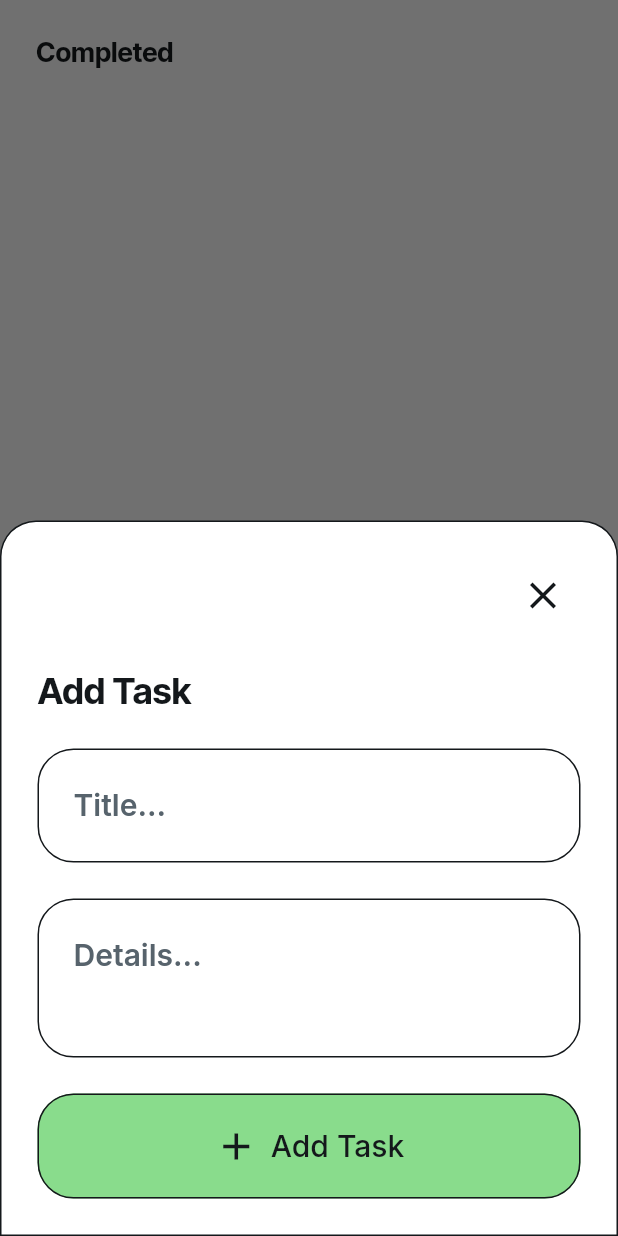
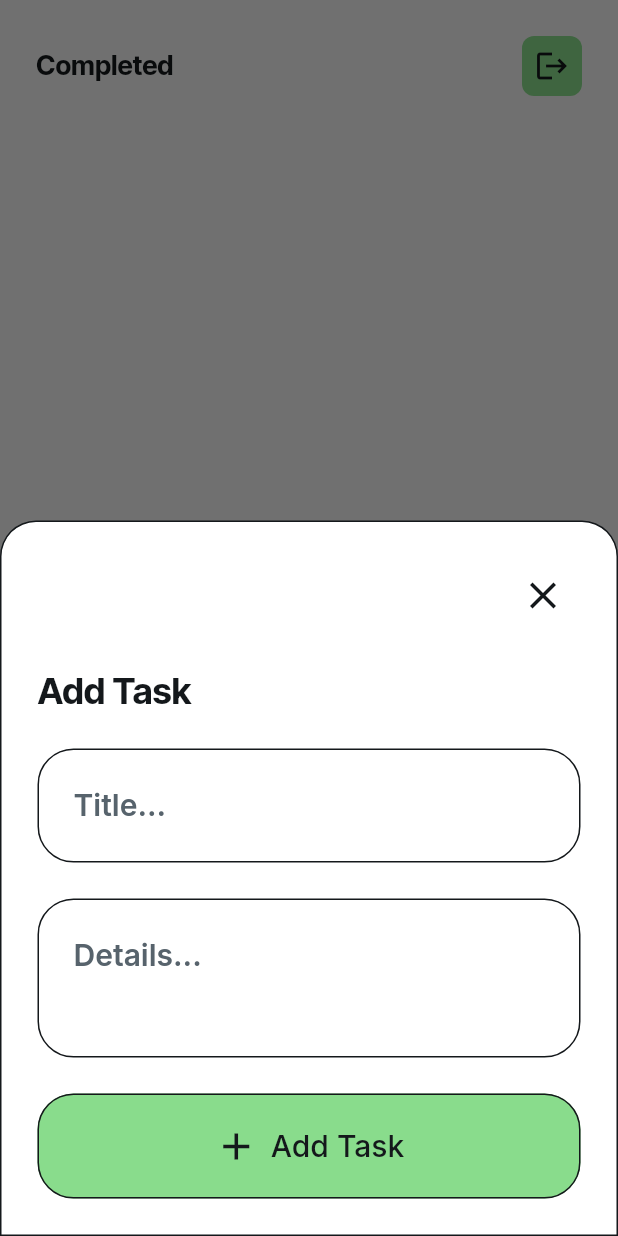
Before and after one commit to dcdjr/TodoApp-FlutterFlow, a Flutter app: the CompletedWidget screen opened directly, after a tap on the "add" icon, on a phone screen of 412 x 824 dp. Run offline on Flutter 3.47's test engine with Material 3 defaults, Android fonts, the phone set to English and light mode, and no system bars; drawn by our look-alikes of auto_size_text; our stand-ins replace cloud_firestore, easy_debounce, file_picker, firebase_auth, firebase_core, firebase_storage and 12 more; missing offline and left inert: json_path, mime_type; accounts and stored records are empty.

Commit message:
Add a log out button to `Tasks` and `Completed` pages.

```diff
--- a/lib/completed/completed_model.dart
+++ b/lib/completed/completed_model.dart
@@ -1,4 +1,5 @@
 import '/flutter_flow/flutter_flow_util.dart';
+import '/index.dart';
 import 'completed_widget.dart' show CompletedWidget;
 import 'package:flutter/material.dart';
 
--- a/lib/completed/completed_widget.dart
+++ b/lib/completed/completed_widget.dart
@@ -3,8 +3,10 @@ import '/backend/backend.dart';
 import '/components/add_task_widget.dart';
 import '/components/task_widget.dart';
 import '/flutter_flow/ff_builtin_enums.dart';
+import '/flutter_flow/flutter_flow_icon_button.dart';
 import '/flutter_flow/flutter_flow_theme.dart';
 import '/flutter_flow/flutter_flow_util.dart';
+import '/index.dart';
 import 'package:flutter/material.dart';
 import 'package:google_fonts/google_fonts.dart';
 import 'completed_model.dart';
@@ -105,11 +107,18 @@ class _CompletedWidgetState extends State<CompletedWidget> {
             crossAxisAlignment: (FFCrossAxisAlignment.start).flutterValue,
             textBaseline: TextBaseline.alphabetic,
             children: [
+              Row(
+                mainAxisSize: MainAxisSize.max,
+                mainAxisAlignment:
+                    (FFMainAxisAlignment.spaceBetween).flutterValue,
+                children: [
                   Padding(
-                padding: EdgeInsetsDirectional.fromSTEB(24.0, 0.0, 0.0, 0.0),
+                    padding:
+                        EdgeInsetsDirectional.fromSTEB(24.0, 0.0, 0.0, 0.0),
                     child: Text(
                       'Completed',
-                  style: FlutterFlowTheme.of(context).headlineMedium.override(
+                      style:
+                          FlutterFlowTheme.of(context).headlineMedium.override(
                                 font: GoogleFonts.interTight(
                                   fontWeight: FlutterFlowTheme.of(context)
                                       .headlineMedium
@@ -127,6 +136,30 @@ class _CompletedWidgetState extends State<CompletedWidget> {
                                     .fontStyle,
                               ),
                     ),
+                  ),
+                  Padding(
+                    padding:
+                        EdgeInsetsDirectional.fromSTEB(0.0, 0.0, 24.0, 0.0),
+                    child: FlutterFlowIconButton(
+                      borderRadius: 8.0,
+                      buttonSize: 40.0,
+                      fillColor: FlutterFlowTheme.of(context).primary,
+                      icon: Icon(
+                        Icons.logout,
+                        color: FlutterFlowTheme.of(context).primaryText,
+                        size: 24.0,
+                      ),
+                      onPressed: () async {
+                        GoRouter.of(context).prepareAuthEvent();
+                        await authManager.signOut();
+                        GoRouter.of(context).clearRedirectLocation();
+
+                        context.goNamedAuth(
+                            LoginWidget.routeName, context.mounted);
+                      },
+                    ),
+                  ),
+                ],
               ),
               Expanded(
                 child: StreamBuilder<List<TasksRecord>>(
--- a/lib/login/login_widget.dart
+++ b/lib/login/login_widget.dart
@@ -1000,7 +1000,7 @@ class _LoginWidgetState extends State<LoginWidget>
                             }
 
                             context.goNamedAuth(
-                                LoginWidget.routeName, context.mounted);
+                                TasksWidget.routeName, context.mounted);
                           },
                           text: 'Login',
                           options: FFButtonOptions(
--- a/lib/main.dart
+++ b/lib/main.dart
@@ -129,7 +129,7 @@ class NavBarPage extends StatefulWidget {
 
 /// This is the private State class that goes with NavBarPage.
 class _NavBarPageState extends State<NavBarPage> {
-  String _currentPageName = 'login';
+  String _currentPageName = 'tasks';
   late Widget? _currentPage;
 
   @override
```
Also changed, not shown: lib/tasks/tasks_widget.dart (+34 -39 lines). Lines whose indentation alone changed are shown as unchanged.
